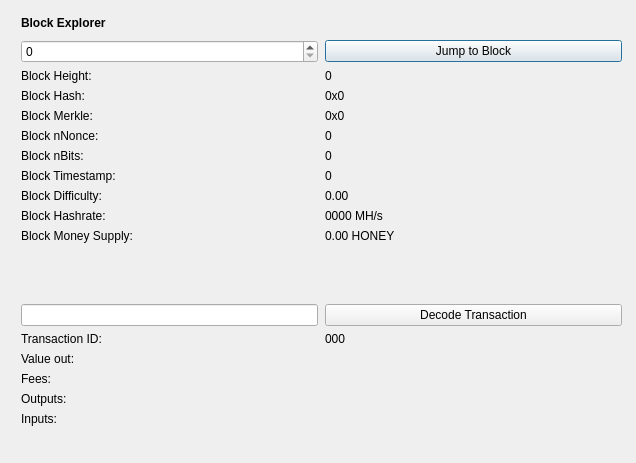
The window that src/qt/forms/blockbrowser.ui (cryptocollectibles-dev/pulsar) describes before a commit, drawn with Qt 5.
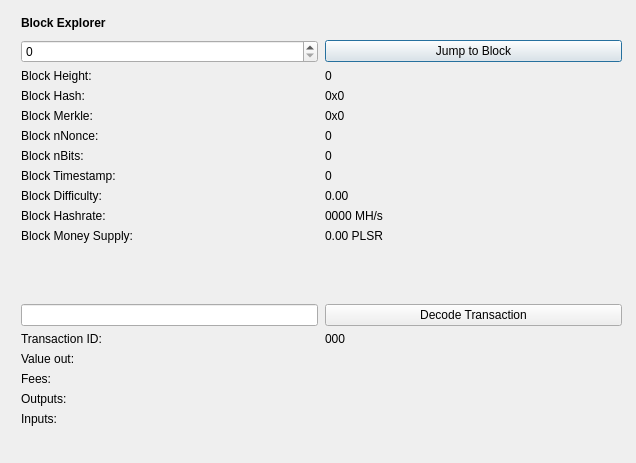
The same window after the commit.

```diff
--- a/src/qt/forms/blockbrowser.ui
+++ b/src/qt/forms/blockbrowser.ui
@@ -257,7 +257,7 @@
        <item row="11" column="1">
         <widget class="QLabel" name="moneySupplyBox">
          <property name="text">
-          <string>0.00 HONEY</string>
+          <string>0.00 PLSR</string>
          </property>
          <property name="textInteractionFlags">
           <set>Qt::LinksAccessibleByMouse|Qt::TextSelectableByMouse</set>
```
Left out of the diff: 2 changed lines with no effect on the pictures.
